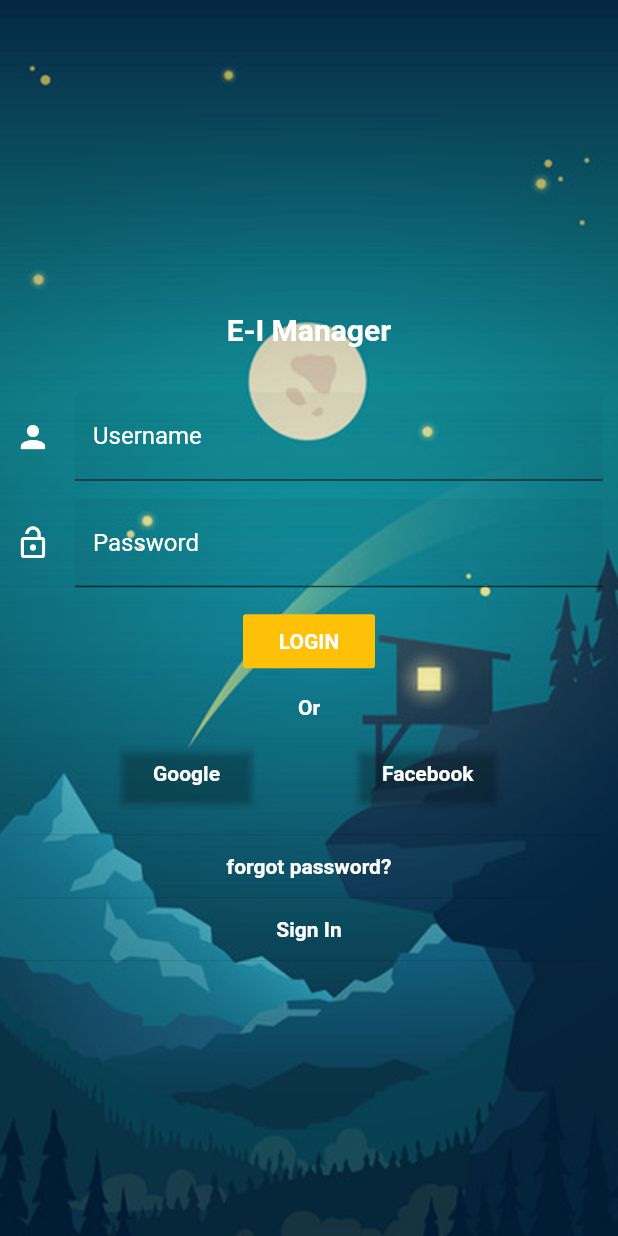
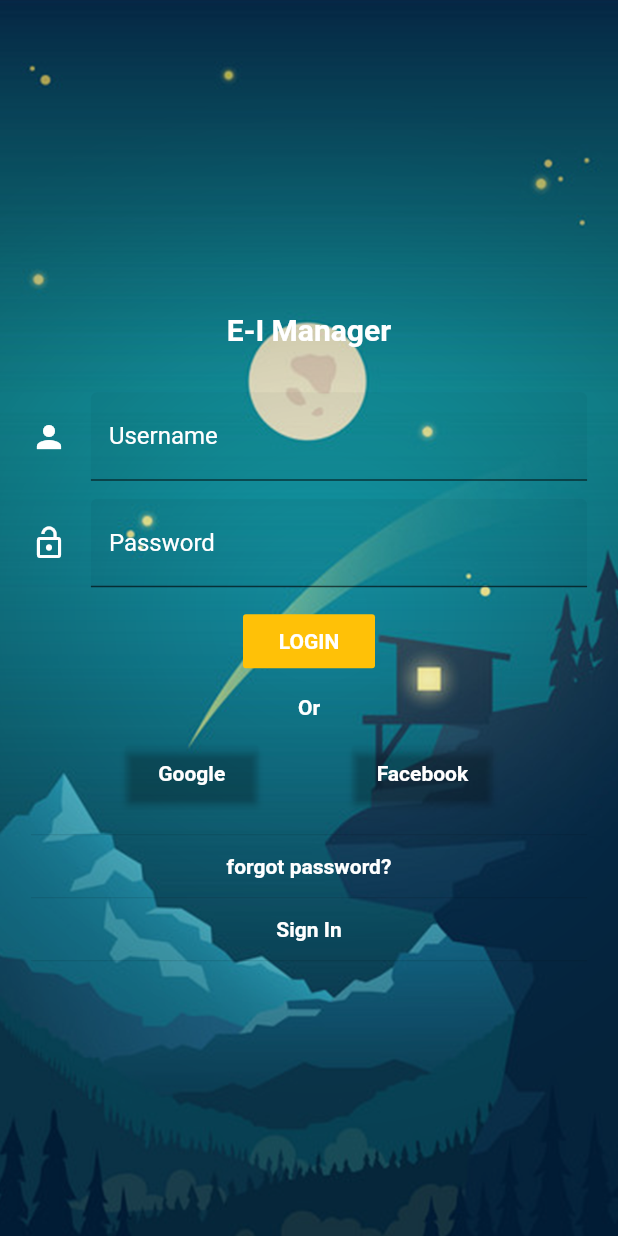
Before and after one commit to Lontsi-Jordan/E-I-Manager, a Flutter app: the screen it shows after launch, on a phone screen of 412 x 824 dp. Run offline on Flutter 3.47's test engine with Material 2 defaults, Android fonts, the phone set to English and light mode, and no system bars.

```diff
--- a/lib/screens/login_screen.dart
+++ b/lib/screens/login_screen.dart
@@ -26,6 +26,8 @@ class _LoginPageState extends State<LoginPage> {
             key: _formKey,
             child: Center(
               child: SingleChildScrollView(
+                child: Container(
+                  width: MediaQuery.of(context).size.width*0.90,
                   child: Column(
                     children: <Widget>[
                       Padding(
@@ -114,6 +116,7 @@ class _LoginPageState extends State<LoginPage> {
             ),
           ),
         ),
+      ),
     );
   }
 }
```
Also changed, not shown: 3 other files. Lines whose indentation alone changed are shown as unchanged.
